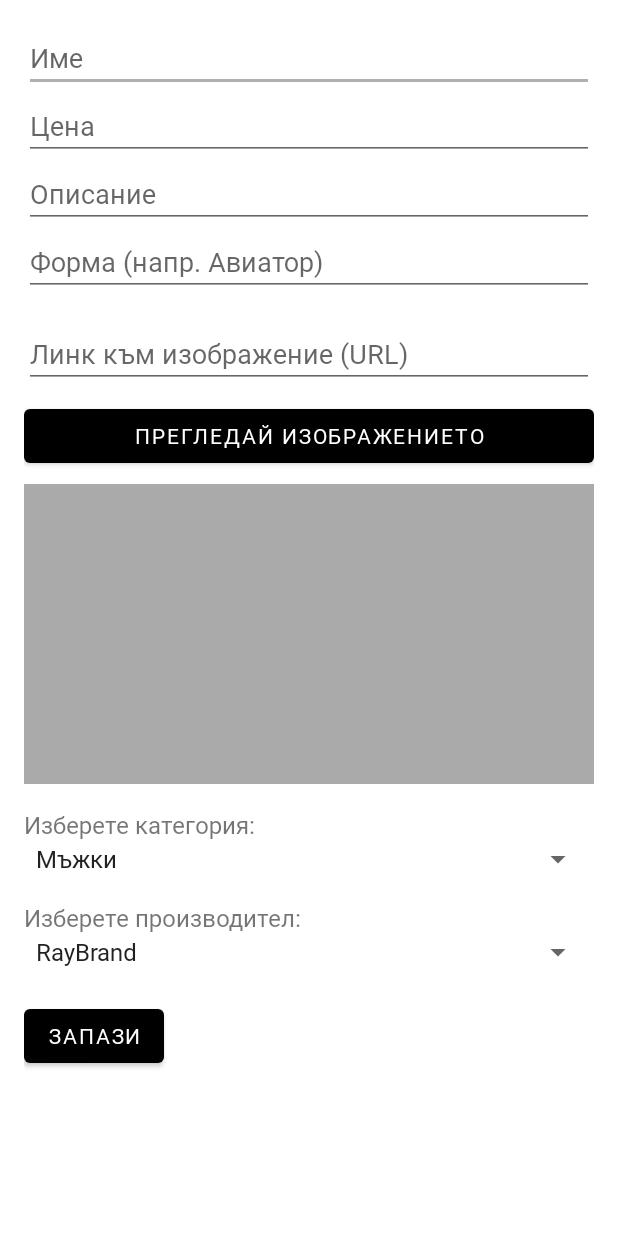
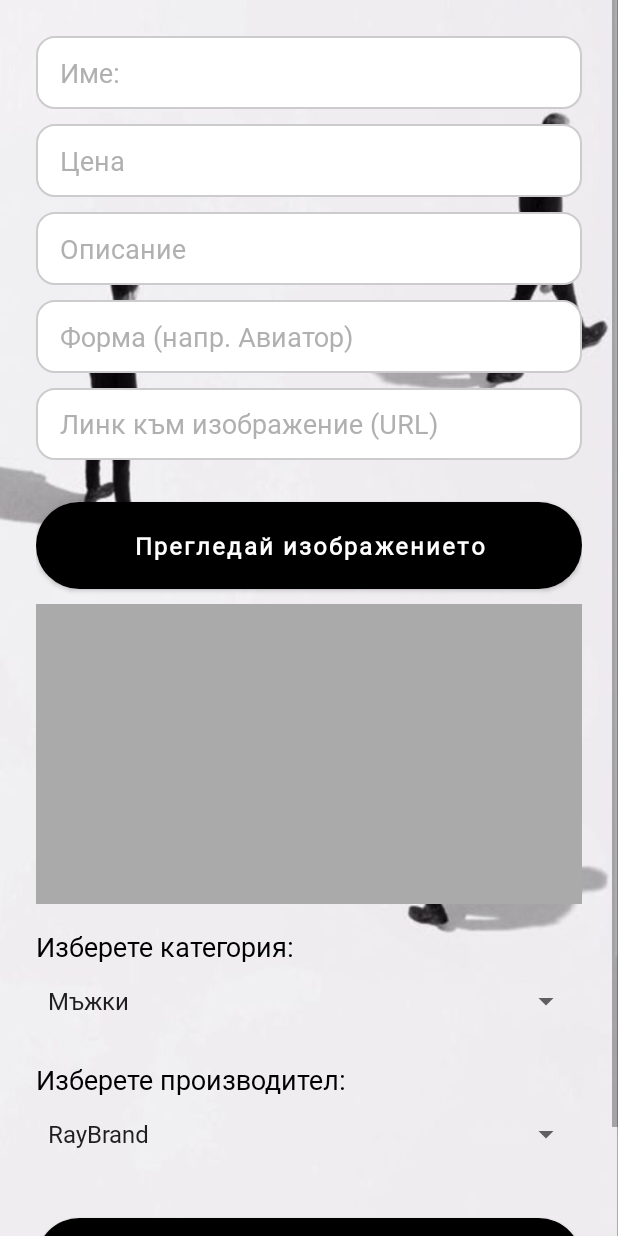
Before and after one commit to viktorkrustev/Glasses-Store, an Android app: the AddProductActivity screen opened directly, with no data from a screen before it, on a phone screen of 412 x 824 dp. Run offline under Robolectric (Android 15) with nearby library versions, the phone set to English and light mode, and no system bars; our stand-ins replace Room's generated code; pictures from the network do not load.

Commit message:
activity_add_product new design айде да не гърми моля😥

```diff
--- a/app/src/main/res/layout/activity_add_product.xml
+++ b/app/src/main/res/layout/activity_add_product.xml
@@ -1,92 +1,149 @@
 <ScrollView xmlns:android="http://schemas.android.com/apk/res/android"
     android:layout_width="match_parent"
-    android:layout_height="match_parent">
+    android:layout_height="match_parent"
+    android:background="@drawable/background_add_product"
+    android:fillViewport="true">
 
     <LinearLayout
-        android:padding="16dp"
+        android:padding="24dp"
         android:orientation="vertical"
         android:layout_width="match_parent"
-        android:layout_height="wrap_content">
+        android:layout_height="wrap_content"
+        android:gravity="center_horizontal">
 
+        <!-- Boxes -->
         <EditText
             android:id="@+id/editName"
-            android:hint="Име"
+            android:hint="@string/name"
             android:layout_width="match_parent"
-            android:layout_height="wrap_content" />
+            android:layout_height="wrap_content"
+            android:background="@drawable/rounded_input"
+            android:paddingHorizontal="16dp"
+            android:paddingVertical="12dp"
+            android:textColor="@android:color/black"
+            android:textColorHint="@color/gray"
+            android:layout_marginBottom="10dp"
+            android:minHeight="48dp"
+            android:fontFamily="@font/rubik_glitch_regular" />
 
         <EditText
             android:id="@+id/editPrice"
-            android:hint="Цена"
+            android:hint="@string/price"
             android:inputType="numberDecimal"
             android:layout_width="match_parent"
-            android:layout_height="wrap_content" />
+            android:layout_height="wrap_content"
+            android:background="@drawable/rounded_input"
+            android:paddingHorizontal="16dp"
+            android:paddingVertical="12dp"
+            android:textColor="@android:color/black"
+            android:textColorHint="@color/gray"
+            android:layout_marginBottom="10dp"
+            android:minHeight="48dp"
+            android:fontFamily="@font/rubik_glitch_regular" />
 
         <EditText
             android:id="@+id/editDescription"
-            android:hint="Описание"
+            android:hint="@string/description"
             android:layout_width="match_parent"
-            android:layout_height="wrap_content" />
+            android:layout_height="wrap_content"
+            android:background="@drawable/rounded_input"
+            android:paddingHorizontal="16dp"
+            android:paddingVertical="12dp"
+            android:textColor="@android:color/black"
+            android:textColorHint="@color/gray"
+            android:layout_marginBottom="10dp"
+            android:minHeight="48dp"
+            android:fontFamily="@font/rubik_glitch_regular" />
 
         <EditText
             android:id="@+id/editForm"
-            android:hint="Форма (напр. Авиатор)"
+            android:hint="@string/shape_hint"
             android:layout_width="match_parent"
-            android:layout_height="wrap_content" />
+            android:layout_height="wrap_content"
+            android:background="@drawable/rounded_input"
+            android:paddingHorizontal="16dp"
+            android:paddingVertical="12dp"
+            android:textColor="@android:color/black"
+            android:textColorHint="@color/gray"
+            android:layout_marginBottom="10dp"
+            android:minHeight="48dp"
+            android:fontFamily="@font/rubik_glitch_regular" />
 
         <EditText
             android:id="@+id/editImageUrl"
-            android:hint="Линк към изображение (URL)"
+            android:hint="@string/link_to_img"
             android:inputType="textUri"
             android:layout_width="match_parent"
             android:layout_height="wrap_content"
-            android:layout_marginTop="16dp" />
+            android:background="@drawable/rounded_input"
+            android:paddingHorizontal="16dp"
+            android:paddingVertical="10dp"
+            android:textColor="@android:color/black"
+            android:textColorHint="@color/gray"
+            android:layout_marginBottom="12dp"
+            android:minHeight="48dp"
+            android:fontFamily="@font/rubik_glitch_regular" />
 
         <Button
             android:id="@+id/btnPreviewImage"
-            android:text="Прегледай изображението"
+            android:text="@string/prelook_of_img"
             android:layout_width="match_parent"
             android:layout_height="wrap_content"
-            android:layout_marginTop="8dp" />
+            style="@style/MonoButton.Beautiful"
+            android:minHeight="48dp"
+            android:layout_marginBottom="10dp" />
 
+        <!-- Category -->
         <ImageView
             android:id="@+id/selectedImageView"
             android:layout_width="match_parent"
             android:layout_height="200dp"
-            android:layout_marginTop="8dp"
-            android:scaleType="centerCrop"
-            android:background="@android:color/darker_gray" />
+            android:layout_marginBottom="16dp"
+            android:background="@android:color/darker_gray"
+            android:scaleType="centerCrop" />
 
-        <!-- Spinner за категория -->
         <TextView
             android:layout_width="match_parent"
             android:layout_height="wrap_content"
-            android:text="Изберете категория:"
-            android:textSize="16sp"
-            android:layout_marginTop="16dp" />
+            android:text="@string/choose_category"
+            android:textSize="18sp"
+            android:textColor="@android:color/black"
+            android:fontFamily="@font/rubik_glitch_regular"
+            android:layout_marginBottom="0dp" />
 
         <Spinner
             android:id="@+id/spinnerCategory"
             android:layout_width="match_parent"
-            android:layout_height="wrap_content" />
+            android:layout_height="wrap_content"
+            android:minHeight="48dp"
+            android:layout_marginBottom="16dp" />
 
-        <!-- Spinner за производител -->
+        <!-- Manufacturer -->
         <TextView
             android:layout_width="match_parent"
             android:layout_height="wrap_content"
-            android:text="Изберете производител:"
-            android:textSize="16sp"
-            android:layout_marginTop="16dp" />
+            android:text="@string/choose_manufacturer"
+            android:textSize="18sp"
+            android:textColor="@android:color/black"
+            android:fontFamily="@font/rubik_glitch_regular"
+            android:layout_marginBottom="0dp" />
 
         <Spinner
             android:id="@+id/spinnerManufacturer"
             android:layout_width="match_parent"
-            android:layout_height="wrap_content" />
+            android:layout_height="wrap_content"
+            android:minHeight="48dp"
+            android:layout_marginBottom="16dp" />
 
+        <!-- Save -->
         <Button
             android:id="@+id/btnSave"
-            android:text="Запази"
-            android:layout_width="wrap_content"
+            android:text="@string/save"
+            android:layout_width="match_parent"
             android:layout_height="wrap_content"
-            android:layout_marginTop="20dp" />
+            style="@style/MonoButton.Beautiful"
+            android:minHeight="48dp"
+            android:layout_marginBottom="10dp" />
+
     </LinearLayout>
 </ScrollView>
--- a/app/src/main/res/values/strings.xml
+++ b/app/src/main/res/values/strings.xml
@@ -33,6 +33,16 @@
     <string name="cart">Количка</string>
     <string name="total">Общо:</string>
     <string name="cart_history">История на поръчките</string>
+    <string name="price">Цена</string>
+    <string name="description">Описание</string>
+    <string name="shape_hint">Форма (напр. Авиатор)</string>
+    <string name="link_to_img">Линк към изображение (URL)</string>
+    <string name="prelook_of_img">Прегледай изображението</string>
+    <string name="choose_category">Изберете категория:</string>
+    <string name="choose_manufacturer">Изберете производител:</string>
+    <string name="save">Запази</string>
+
+
 
 
 </resources>
--- a/app/src/main/res/values/styles.xml
+++ b/app/src/main/res/values/styles.xml
@@ -18,9 +18,9 @@
     <style name="MonoButton.Beautiful">
         <item name="android:background">@drawable/rounded_button_primary</item>
         <item name="android:textColor">@android:color/white</item>
-        <item name="android:textSize">18sp</item>
-        <item name="android:paddingTop">14dp</item>
-        <item name="android:paddingBottom">14dp</item>
+        <item name="android:textSize">16sp</item>
+        <item name="android:paddingTop">12dp</item>
+        <item name="android:paddingBottom">12dp</item>
         <item name="android:layout_marginTop">16dp</item>
         <item name="android:fontFamily">@font/rubik_glitch_regular</item>
         <item name="android:gravity">center</item>
```
Also changed, not shown: app/src/main/res/drawable/background_add_product.jpg (added).
